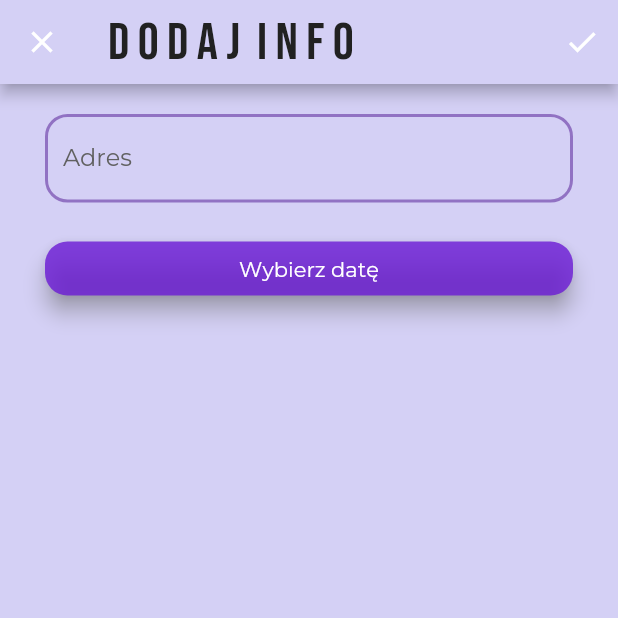
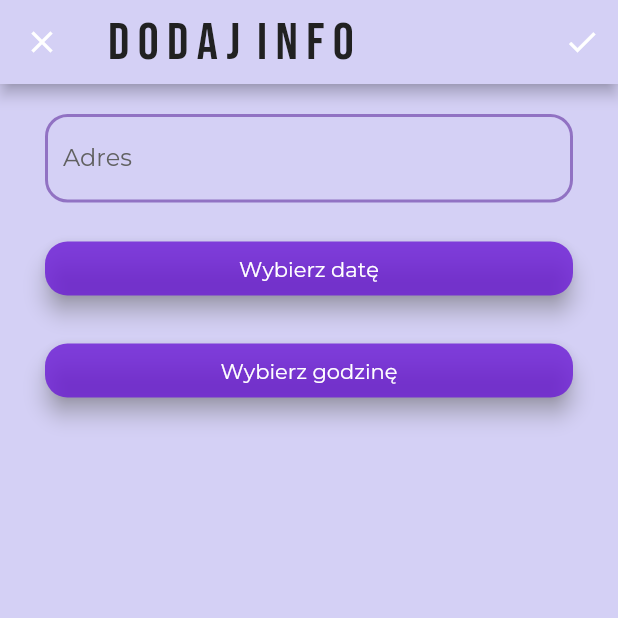
Before and after one commit to agajaworska/letsparty, a Flutter app: the DatePage screen opened directly, after a tap on the "add" icon, on a phone screen of 412 x 824 dp, the top half of it. Run offline on Flutter 3.47's test engine with Material 2 defaults, Android fonts, the phone set to English and light mode, and no system bars; our stand-ins replace bloc, cloud_firestore, firebase_auth, firebase_core, flutter_bloc, google_fonts and 1 more; accounts and stored records are empty; network calls fail.

Commit message:
Implement _HourBox to date_page

```diff
--- a/lib/features/pages/add date/add_date_page.dart
+++ b/lib/features/pages/add date/add_date_page.dart
@@ -1,6 +1,7 @@
 import 'package:flutter/material.dart';
 import 'package:flutter_bloc/flutter_bloc.dart';
 import 'package:google_fonts/google_fonts.dart';
+import 'package:intl/intl.dart';
 import 'package:letsparty/features/pages/add%20date/cubit/add_date_cubit.dart';
 
 class AddDatePage extends StatefulWidget {
@@ -13,6 +14,8 @@ class AddDatePage extends StatefulWidget {
 class _AddDatePageState extends State<AddDatePage> {
   String? _adress;
   DateTime? _date;
+  TimeOfDay? _time;
+
   @override
   Widget build(BuildContext context) {
     return BlocProvider(
@@ -48,6 +51,7 @@ class _AddDatePageState extends State<AddDatePage> {
                       context.read<AddDateCubit>().add(
                             _adress!,
                             _date!,
+                            _time!.format(context).toString(),
                           );
                     },
                     icon: const Icon(Icons.check),
@@ -65,7 +69,16 @@ class _AddDatePageState extends State<AddDatePage> {
                     _date = newValue;
                   });
                 },
-                selectedDateFormatted: _date?.toIso8601String(),
+                onTimeChanged: (newValue) {
+                  setState(() {
+                    _time = newValue;
+                  });
+                },
+                selectedTimeFormatted:
+                    _time == null ? null : _time!.format(context),
+                selectedDateFormatted: _date == null
+                    ? null
+                    : DateFormat.yMMMMEEEEd().format(_date!),
               ),
             );
           },
@@ -80,12 +93,16 @@ class _AddDatePageBody extends StatelessWidget {
     Key? key,
     required this.onAdressChanged,
     required this.onDateChanged,
+    required this.onTimeChanged,
     this.selectedDateFormatted,
+    this.selectedTimeFormatted,
   }) : super(key: key);
 
   final Function(String) onAdressChanged;
   final Function(DateTime?) onDateChanged;
+  final Function(TimeOfDay?) onTimeChanged;
   final String? selectedDateFormatted;
+  final String? selectedTimeFormatted;
   @override
   Widget build(BuildContext context) {
     return ListView(
@@ -135,7 +152,7 @@ class _AddDatePageBody extends StatelessWidget {
           },
           style: ElevatedButton.styleFrom(
             shape: RoundedRectangleBorder(
-              borderRadius: BorderRadius.circular(15.0),
+              borderRadius: BorderRadius.circular(15),
             ),
             primary: const Color.fromARGB(205, 107, 26, 213),
             shadowColor: Colors.grey,
@@ -147,6 +164,31 @@ class _AddDatePageBody extends StatelessWidget {
             style: GoogleFonts.montserrat(),
           ),
         ),
+        const SizedBox(
+          height: 20,
+        ),
+        ElevatedButton(
+          onPressed: () async {
+            final selectedTime = await showTimePicker(
+              context: context,
+              initialTime: TimeOfDay.now(),
+            );
+            onTimeChanged(selectedTime);
+          },
+          style: ElevatedButton.styleFrom(
+            shape: RoundedRectangleBorder(
+              borderRadius: BorderRadius.circular(15),
+            ),
+            primary: const Color.fromARGB(205, 107, 26, 213),
+            shadowColor: Colors.grey,
+            elevation: 6.0,
+            textStyle: GoogleFonts.montserrat(),
+          ),
+          child: Text(
+            selectedTimeFormatted ?? 'Wybierz godzinę',
+            style: GoogleFonts.montserrat(),
+          ),
+        ),
       ],
     );
   }
--- a/lib/features/pages/add date/cubit/add_date_cubit.dart
+++ b/lib/features/pages/add date/cubit/add_date_cubit.dart
@@ -2,6 +2,7 @@ import 'dart:async';
 
 import 'package:bloc/bloc.dart';
 import 'package:cloud_firestore/cloud_firestore.dart';
+import 'package:flutter/material.dart';
 import 'package:meta/meta.dart';
 
 part 'add_date_state.dart';
@@ -12,12 +13,14 @@ class AddDateCubit extends Cubit<AddDateState> {
   Future<void> add(
     String adress,
     DateTime date,
+    String time,
   ) async {
     try {
       await FirebaseFirestore.instance.collection('items').add(
         {
           'adress': adress,
           'date': date,
+          'time': time.toString(),
         },
       );
       emit(AddDateState(saved: true));
--- a/lib/features/pages/date/cubit/date_cubit.dart
+++ b/lib/features/pages/date/cubit/date_cubit.dart
@@ -2,6 +2,7 @@ import 'dart:async';
 
 import 'package:bloc/bloc.dart';
 import 'package:cloud_firestore/cloud_firestore.dart';
+import 'package:flutter/material.dart';
 import 'package:letsparty/models/item_models.dart';
 import 'package:meta/meta.dart';
 
@@ -21,6 +22,7 @@ class DateCubit extends Cubit<DateState> {
             id: doc.id,
             adress: doc['adress'],
             date: (doc['date'] as Timestamp).toDate(),
+            time: doc['time'],
           );
         }).toList();
 
--- a/lib/features/pages/date/date_page.dart
+++ b/lib/features/pages/date/date_page.dart
@@ -66,7 +66,8 @@ class _DatePageBody extends StatelessWidget {
                     child: Text(
                       "Adres:",
                       style: GoogleFonts.montserrat(
-                          fontSize: 22, fontWeight: FontWeight.w600),
+                        fontSize: 20,
+                      ),
                     ),
                   ),
                   for (final itemModel in itemModels)
@@ -80,11 +81,27 @@ class _DatePageBody extends StatelessWidget {
                     child: Text(
                       "Data:",
                       style: GoogleFonts.montserrat(
-                          fontSize: 22, fontWeight: FontWeight.w600),
+                        fontSize: 20,
+                      ),
                     ),
                   ),
                   for (final itemModel in itemModels)
                     _DateBox(itemModel: itemModel)
+                ],
+              ),
+              Row(
+                children: [
+                  Padding(
+                    padding: const EdgeInsets.all(15.0),
+                    child: Text(
+                      "Godzina:",
+                      style: GoogleFonts.montserrat(
+                        fontSize: 20,
+                      ),
+                    ),
+                  ),
+                  for (final itemModel in itemModels)
+                    _HourBox(itemModel: itemModel)
                 ],
               ),
             ],
@@ -105,7 +122,8 @@ class _DateBox extends StatelessWidget {
 
   @override
   Widget build(BuildContext context) {
-    return Container(
+    return Expanded(
+      child: Container(
         padding: const EdgeInsets.all(15),
         margin: const EdgeInsets.all(15),
         decoration: BoxDecoration(
@@ -125,9 +143,10 @@ class _DateBox extends StatelessWidget {
           ],
         ),
         child: Text(
-        itemModel.date.toString(),
+          itemModel.relaseDateFormatted(),
           style: GoogleFonts.montserrat(
             fontSize: 18,
+          ),
         ),
       ),
     );
@@ -180,3 +199,44 @@ class _AdressBox extends StatelessWidget {
     );
   }
 }
+
+class _HourBox extends StatelessWidget {
+  const _HourBox({
+    Key? key,
+    required this.itemModel,
+  }) : super(key: key);
+
+  final ItemModel itemModel;
+
+  @override
+  Widget build(BuildContext context) {
+    return Expanded(
+      child: Container(
+        padding: const EdgeInsets.all(15),
+        margin: const EdgeInsets.all(15),
+        decoration: BoxDecoration(
+          color: const Color.fromARGB(255, 240, 234, 255),
+          borderRadius: BorderRadius.circular(15),
+          boxShadow: [
+            BoxShadow(
+              offset: const Offset(5, 5),
+              blurRadius: 6.0,
+              color: Colors.grey.shade600,
+            ),
+            const BoxShadow(
+              offset: Offset(-5, -5),
+              blurRadius: 6.0,
+              color: Color.fromARGB(255, 232, 222, 240),
+            ),
+          ],
+        ),
+        child: Text(
+          itemModel.time.toString(),
+          style: GoogleFonts.montserrat(
+            fontSize: 18,
+          ),
+        ),
+      ),
+    );
+  }
+}
--- a/lib/main.dart
+++ b/lib/main.dart
@@ -1,5 +1,6 @@
 import 'package:flutter/material.dart';
 import 'package:flutter_bloc/flutter_bloc.dart';
+import 'package:google_fonts/google_fonts.dart';
 import 'package:letsparty/features/pages/login/login_page.dart';
 import 'package:firebase_core/firebase_core.dart';
 import 'package:letsparty/features/cubit/root_cubit.dart';
@@ -23,6 +24,7 @@ class MyApp extends StatelessWidget {
         debugShowCheckedModeBanner: false,
         home: const RootPage(),
         theme: ThemeData(
+          fontFamily: 'Montsserat',
           bottomSheetTheme: const BottomSheetThemeData(
             backgroundColor: Color.fromARGB(255, 158, 99, 235),
           ),
--- a/pubspec.yaml
+++ b/pubspec.yaml
@@ -42,7 +42,6 @@ dependencies:
   flutter_bloc: ^8.0.1
   flutterfire_ui: ^0.4.2+3
   file_picker: ^3.0.4
-
   ionicons: ^0.1.2
   intl: ^0.17.0
   flutter_staggered_grid_view: ^0.6.2
```
Also changed, not shown: lib/models/item_models.dart (+9 -0 lines), images/kot.jpeg (deleted). Lines whose indentation alone changed are shown as unchanged.
